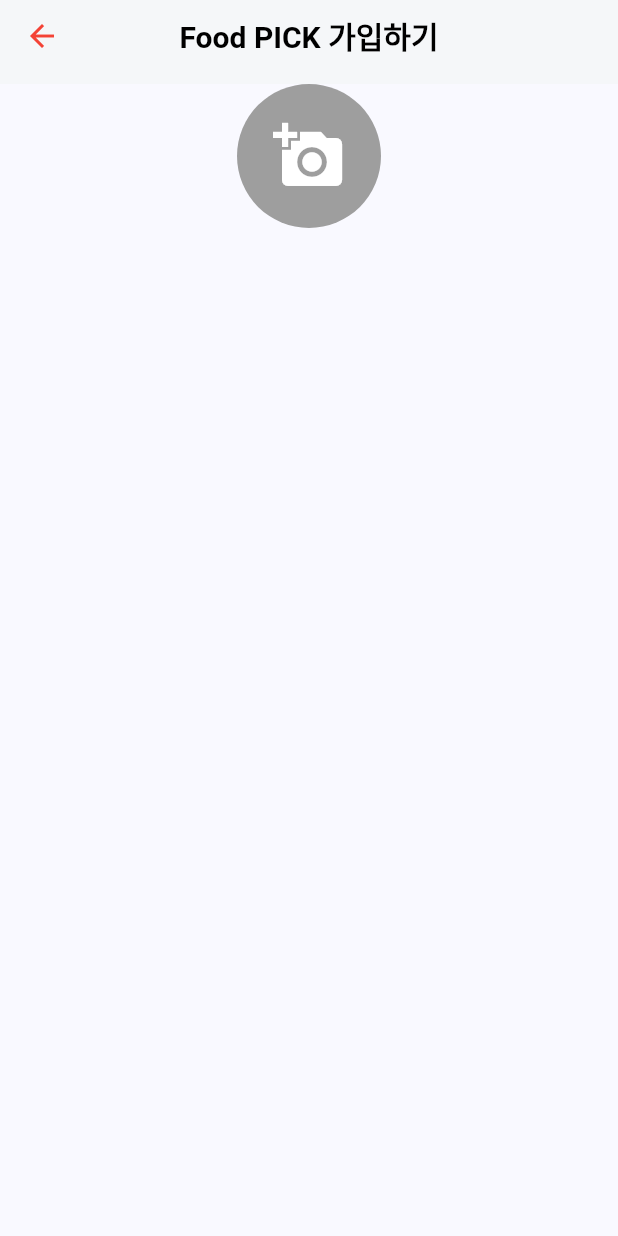
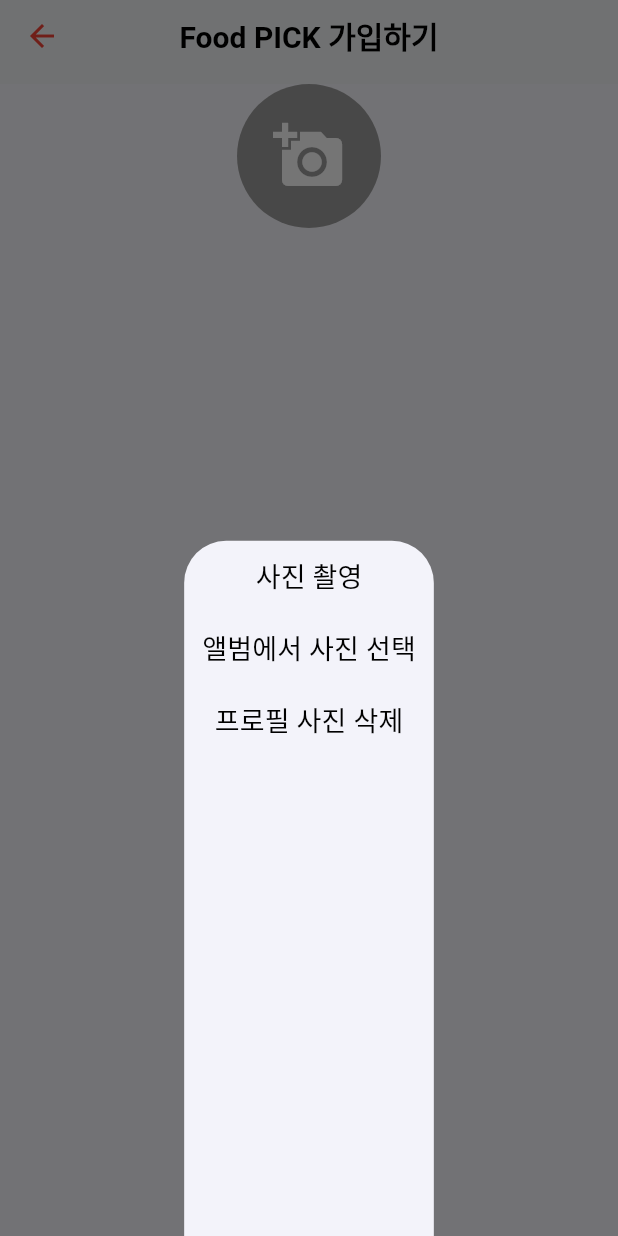
Before and after one commit to rara-record/flutter, a Flutter app: the RegisterScreen screen opened by its route, after a tap on the "add a photo" icon, on a phone screen of 412 x 824 dp. Run offline on Flutter 3.47's test engine with Material 3 defaults, Android fonts, the phone set to English and light mode, and no system bars; our stand-ins replace supabase_flutter; accounts and stored records are empty.

Commit message:
design: 모달 버튼 추가

```diff
--- a/intro/lib/screen/register_screen.dart
+++ b/intro/lib/screen/register_screen.dart
@@ -1,3 +1,5 @@
+import 'dart:io';
+
 import 'package:flutter/material.dart';
 import 'package:intro/widget/appbar.dart';
 
@@ -9,6 +11,8 @@ class RegisterScreen extends StatefulWidget {
 }
 
 class _RegisterScreenState extends State<RegisterScreen> {
+  File? profileImg;
+
   @override
   Widget build(BuildContext context) {
     return Scaffold(
@@ -22,7 +26,9 @@ class _RegisterScreenState extends State<RegisterScreen> {
             GestureDetector(
                 child: _buildProfile(),
                 // 프로필 이미지 변경 및 삭체 팝업 띄우기
-                onTap: () {})
+                onTap: () {
+                  showBottomSheetAboutProfile();
+                })
           ],
         ),
       ),
@@ -42,4 +48,44 @@ class _RegisterScreenState extends State<RegisterScreen> {
       ),
     );
   }
+
+  void showBottomSheetAboutProfile() {
+    showModalBottomSheet(
+      context: context,
+      // 위젯 뱉어주기
+      builder: (context) {
+        return Column(
+          children: [
+            // 사진 촬영 버튼
+            TextButton(
+              onPressed: () {},
+              child: const Text('사진 촬영',
+                  style: TextStyle(
+                    color: Colors.black,
+                    fontSize: 18,
+                  )),
+            ),
+            // 앨범에서 사진 선택
+            TextButton(
+              onPressed: () {},
+              child: const Text('앨범에서 사진 선택',
+                  style: TextStyle(
+                    color: Colors.black,
+                    fontSize: 18,
+                  )),
+            ),
+            // 프로필 사진 삭제
+            TextButton(
+              onPressed: () {},
+              child: const Text('프로필 사진 삭제',
+                  style: TextStyle(
+                    color: Colors.black,
+                    fontSize: 18,
+                  )),
+            ),
+          ],
+        );
+      },
+    );
+  }
 }
```
